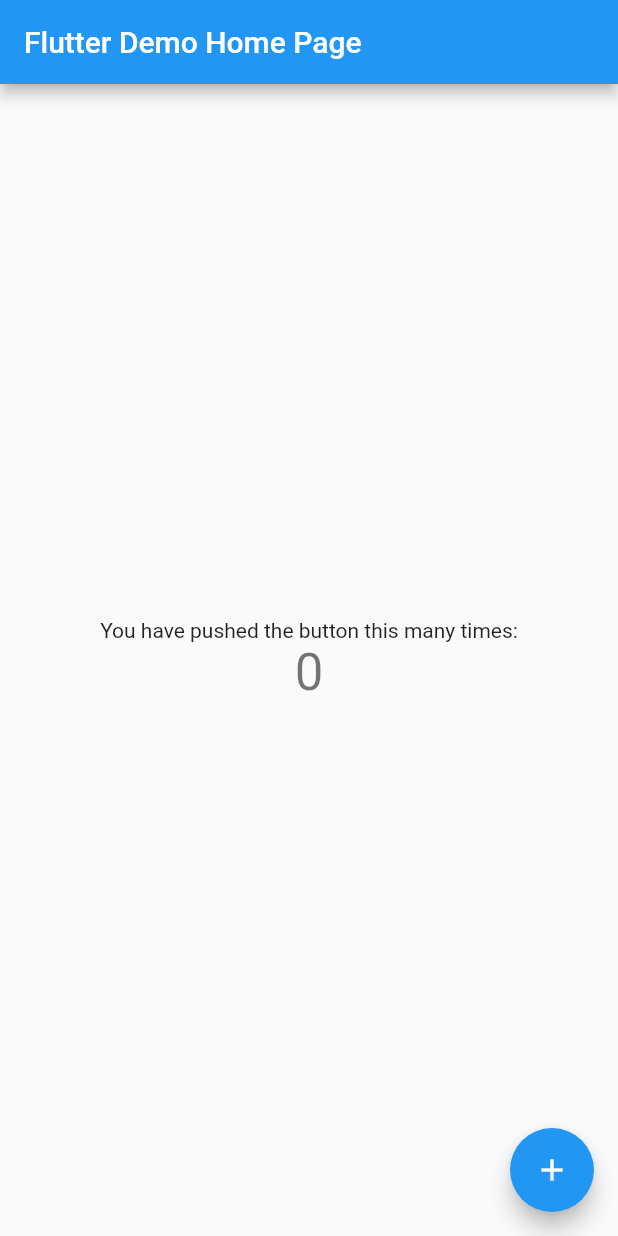
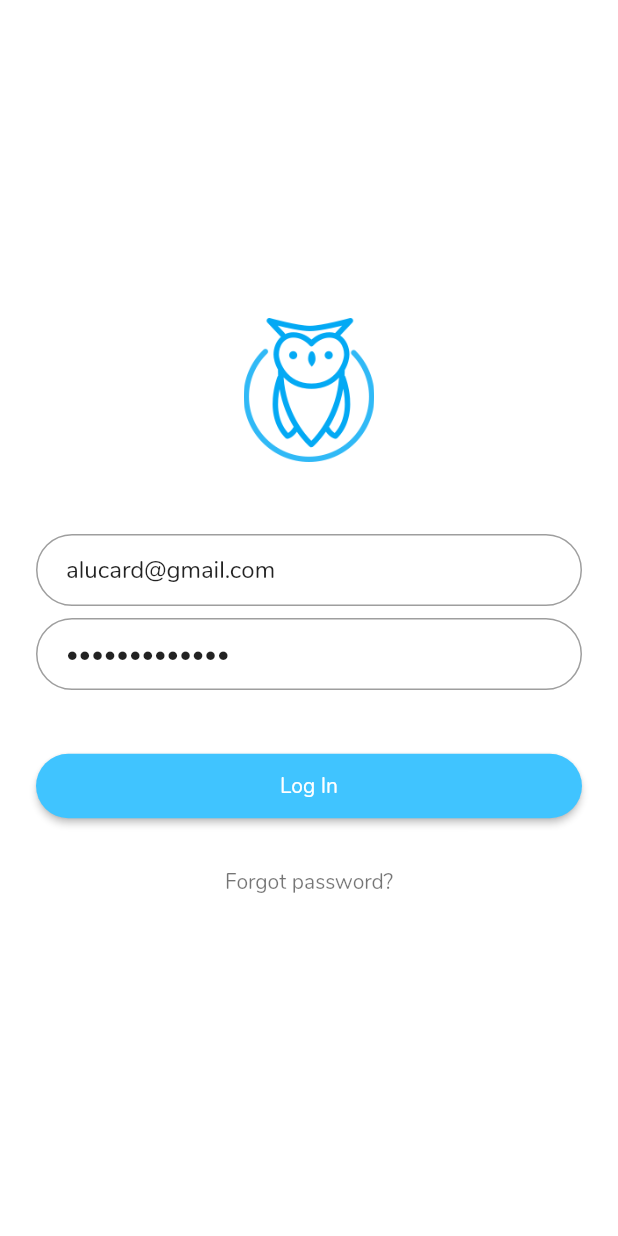
Before and after one commit to brianrp2000/flutter-firebase-registration-ui, a Flutter app: the screen it shows after launch, on a phone screen of 412 x 824 dp. Run offline on Flutter 3.47's test engine with Material 2 defaults, Android fonts, the phone set to English and light mode, and no system bars.

Commit message:
Added code from firebase-login-ui.

```diff
--- /dev/null
+++ b/lib/login_page.dart
@@ -0,0 +1,87 @@
+import 'package:flutter/material.dart';
+import 'package:registration/home_page.dart';
+
+class LoginPage extends StatefulWidget {
+  static String tag = 'login-page';
+  @override
+  _LoginPageState createState() => new _LoginPageState();
+}
+
+class _LoginPageState extends State<LoginPage> {
+  @override
+  Widget build(BuildContext context) {
+    final logo = Hero(
+      tag: 'hero',
+      child: CircleAvatar(
+        backgroundColor: Colors.transparent,
+        radius: 48.0,
+        child: Image.asset('assets/logo.png'),
+      ),
+    );
+
+    final email = TextFormField(
+      keyboardType: TextInputType.emailAddress,
+      autofocus: false,
+      initialValue: 'alucard@gmail.com',
+      decoration: InputDecoration(
+        hintText: 'Email',
+        contentPadding: EdgeInsets.fromLTRB(20.0, 10.0, 20.0, 10.0),
+        border: OutlineInputBorder(borderRadius: BorderRadius.circular(32.0)),
+      ),
+    );
+
+    final password = TextFormField(
+      autofocus: false,
+      initialValue: 'some password',
+      obscureText: true,
+      decoration: InputDecoration(
+        hintText: 'Password',
+        contentPadding: EdgeInsets.fromLTRB(20.0, 10.0, 20.0, 10.0),
+        border: OutlineInputBorder(borderRadius: BorderRadius.circular(32.0)),
+      ),
+    );
+
+    final loginButton = Padding(
+      padding: EdgeInsets.symmetric(vertical: 16.0),
+      child: RaisedButton(
+        shape: RoundedRectangleBorder(
+          borderRadius: BorderRadius.circular(24),
+        ),
+        onPressed: () {
+          Navigator.of(context).pushNamed(HomePage.tag);
+        },
+        padding: EdgeInsets.all(12),
+        color: Colors.lightBlueAccent,
+        child: Text('Log In', style: TextStyle(color: Colors.white)),
+      ),
+    );
+
+    final forgotLabel = FlatButton(
+      child: Text(
+        'Forgot password?',
+        style: TextStyle(color: Colors.black54),
+      ),
+      onPressed: () {},
+    );
+
+    return Scaffold(
+      backgroundColor: Colors.white,
+      body: Center(
+        child: ListView(
+          shrinkWrap: true,
+          padding: EdgeInsets.only(left: 24.0, right: 24.0),
+          children: <Widget>[
+            logo,
+            SizedBox(height: 48.0),
+            email,
+            SizedBox(height: 8.0),
+            password,
+            SizedBox(height: 24.0),
+            loginButton,
+            forgotLabel
+          ],
+        ),
+      ),
+    );
+  }
+}
--- a/lib/main.dart
+++ b/lib/main.dart
@@ -1,111 +1,27 @@
 import 'package:flutter/material.dart';
+import 'login_page.dart';
+import 'home_page.dart';
 
 void main() => runApp(MyApp());
 
 class MyApp extends StatelessWidget {
-  // This widget is the root of your application.
+
+  final routes = <String, WidgetBuilder> {
+    LoginPage.tag: (context) => LoginPage(),
+    HomePage.tag: (context) => HomePage(),
+  };
+
   @override
   Widget build(BuildContext context) {
     return MaterialApp(
-      title: 'Flutter Demo',
+      title: 'Kodeversitas',
+      debugShowCheckedModeBanner: false,
       theme: ThemeData(
-        // This is the theme of your application.
-        //
-        // Try running your application with "flutter run". You'll see the
-        // application has a blue toolbar. Then, without quitting the app, try
-        // changing the primarySwatch below to Colors.green and then invoke
-        // "hot reload" (press "r" in the console where you ran "flutter run",
-        // or simply save your changes to "hot reload" in a Flutter IDE).
-        // Notice that the counter didn't reset back to zero; the application
-        // is not restarted.
-        primarySwatch: Colors.blue,
+        primarySwatch: Colors.lightBlue,
+        fontFamily: 'Nunito',
       ),
-      home: MyHomePage(title: 'Flutter Demo Home Page'),
+      home: LoginPage(),
+      routes: routes,
     );
   }
 }
-
-class MyHomePage extends StatefulWidget {
-  MyHomePage({Key key, this.title}) : super(key: key);
-
-  // This widget is the home page of your application. It is stateful, meaning
-  // that it has a State object (defined below) that contains fields that affect
-  // how it looks.
-
-  // This class is the configuration for the state. It holds the values (in this
-  // case the title) provided by the parent (in this case the App widget) and
-  // used by the build method of the State. Fields in a Widget subclass are
-  // always marked "final".
-
-  final String title;
-
-  @override
-  _MyHomePageState createState() => _MyHomePageState();
-}
-
-class _MyHomePageState extends State<MyHomePage> {
-  int _counter = 0;
-
-  void _incrementCounter() {
-    setState(() {
-      // This call to setState tells the Flutter framework that something has
-      // changed in this State, which causes it to rerun the build method below
-      // so that the display can reflect the updated values. If we changed
-      // _counter without calling setState(), then the build method would not be
-      // called again, and so nothing would appear to happen.
-      _counter++;
-    });
-  }
-
-  @override
-  Widget build(BuildContext context) {
-    // This method is rerun every time setState is called, for instance as done
-    // by the _incrementCounter method above.
-    //
-    // The Flutter framework has been optimized to make rerunning build methods
-    // fast, so that you can just rebuild anything that needs updating rather
-    // than having to individually change instances of widgets.
-    return Scaffold(
-      appBar: AppBar(
-        // Here we take the value from the MyHomePage object that was created by
-        // the App.build method, and use it to set our appbar title.
-        title: Text(widget.title),
-      ),
-      body: Center(
-        // Center is a layout widget. It takes a single child and positions it
-        // in the middle of the parent.
-        child: Column(
-          // Column is also layout widget. It takes a list of children and
-          // arranges them vertically. By default, it sizes itself to fit its
-          // children horizontally, and tries to be as tall as its parent.
-          //
-          // Invoke "debug painting" (press "p" in the console, choose the
-          // "Toggle Debug Paint" action from the Flutter Inspector in Android
-          // Studio, or the "Toggle Debug Paint" command in Visual Studio Code)
-          // to see the wireframe for each widget.
-          //
-          // Column has various properties to control how it sizes itself and
-          // how it positions its children. Here we use mainAxisAlignment to
-          // center the children vertically; the main axis here is the vertical
-          // axis because Columns are vertical (the cross axis would be
-          // horizontal).
-          mainAxisAlignment: MainAxisAlignment.center,
-          children: <Widget>[
-            Text(
-              'You have pushed the button this many times:',
-            ),
-            Text(
-              '$_counter',
-              style: Theme.of(context).textTheme.display1,
-            ),
-          ],
-        ),
-      ),
-      floatingActionButton: FloatingActionButton(
-        onPressed: _incrementCounter,
-        tooltip: 'Increment',
-        child: Icon(Icons.add),
-      ), // This trailing comma makes auto-formatting nicer for build methods.
-    );
-  }
-}
```
Also changed, not shown: lib/home_page.dart (added, +54 -0 lines), pubspec.yaml (+9 -0 lines), assets/Nunito.ttf (added), assets/alucard.jpg (added), assets/logo.png (added), 6 other files.
